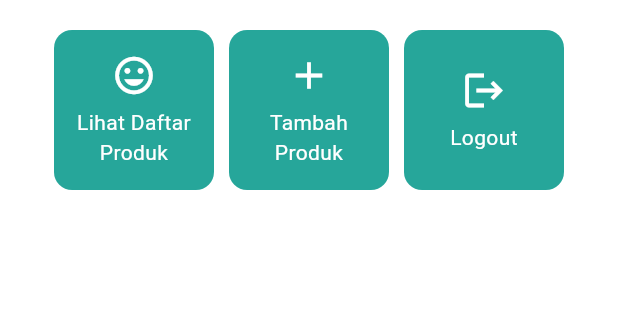
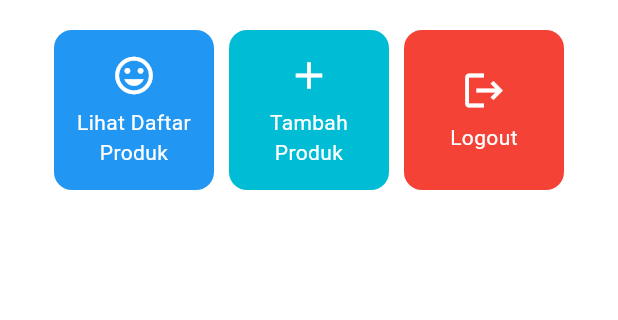
Before and after one commit to jalavienrose/seoul_n_sound_mobile, a Flutter app: the screen it shows after launch, on a phone screen of 412 x 824 dp, the part 357-677 px from its top. Run offline on Flutter 3.47's test engine with Material 3 defaults, Android fonts, the phone set to English and light mode, and no system bars.

Commit message:
update color

```diff
--- a/lib/main.dart
+++ b/lib/main.dart
@@ -30,7 +30,7 @@
         // This works for code too, not just values: Most code changes can be
         // tested with just a hot reload.
         colorScheme: ColorScheme.fromSwatch(
-              primarySwatch: Colors.teal,
+          primarySwatch: Colors.teal,
         ).copyWith(secondary: Colors.teal[400]),
         useMaterial3: true,
       ),
--- a/lib/menu.dart
+++ b/lib/menu.dart
@@ -4,12 +4,13 @@
   final String npm = '2306219934'; // NPM
   final String name = 'Azzahra Salsabila'; // Nama
   final String className = 'PBP A'; // Kelas
+
   MyHomePage({super.key});
 
   final List<ItemHomepage> items = [
-      ItemHomepage("Lihat Daftar Produk", Icons.mood),
-      ItemHomepage("Tambah Produk", Icons.add),
-      ItemHomepage("Logout", Icons.logout),
+    ItemHomepage("Lihat Daftar Produk", Icons.mood, Colors.blue),
+    ItemHomepage("Tambah Produk", Icons.add, Colors.cyan),
+    ItemHomepage("Logout", Icons.logout, Colors.red),
   ];
 
   @override
@@ -128,8 +129,9 @@
 class ItemHomepage {
   final String name;
   final IconData icon;
+  final Color color;
 
-  ItemHomepage(this.name, this.icon);
+  ItemHomepage(this.name, this.icon, this.color);
 }
 
 class ItemCard extends StatelessWidget {
@@ -143,7 +145,7 @@
   Widget build(BuildContext context) {
     return Material(
       // Menentukan warna latar belakang dari tema aplikasi.
-      color: Theme.of(context).colorScheme.secondary,
+      color: item.color,
       // Membuat sudut kartu melengkung.
       borderRadius: BorderRadius.circular(12),
 
@@ -154,7 +156,7 @@
           ScaffoldMessenger.of(context)
             ..hideCurrentSnackBar()
             ..showSnackBar(
-              SnackBar(content: Text("Kamu telah menekan tombol ${item.name}"))
+                SnackBar(content: Text("Kamu telah menekan tombol ${item.name}"))
             );
         },
         // Container untuk menyimpan Icon dan Text
```
